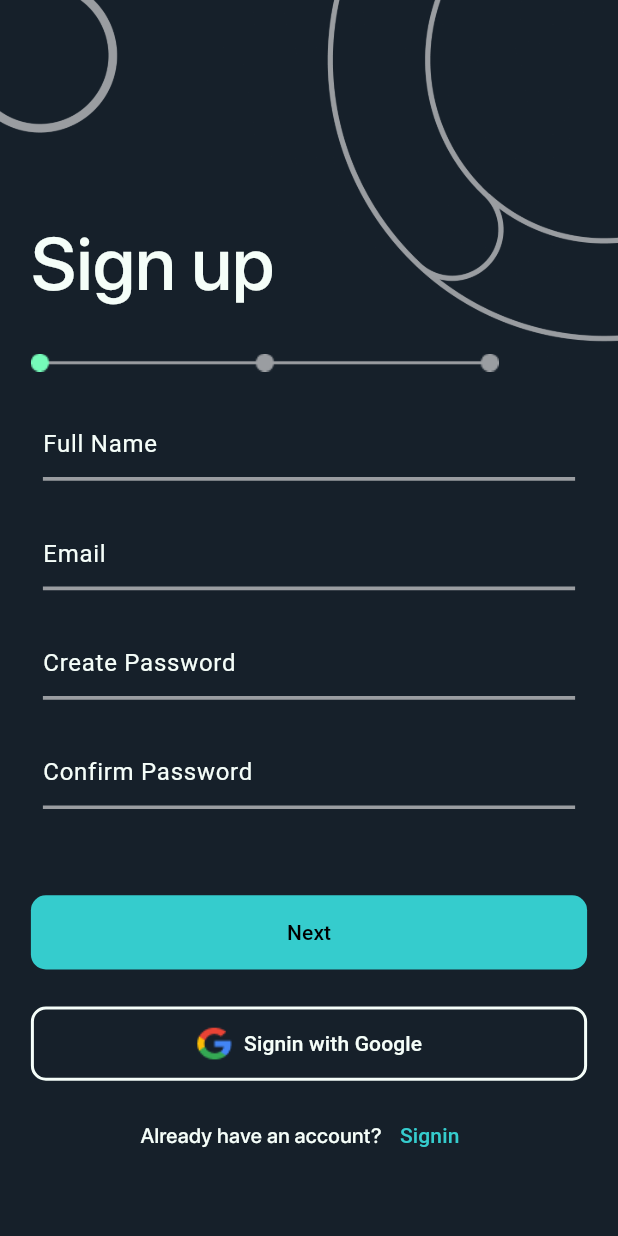
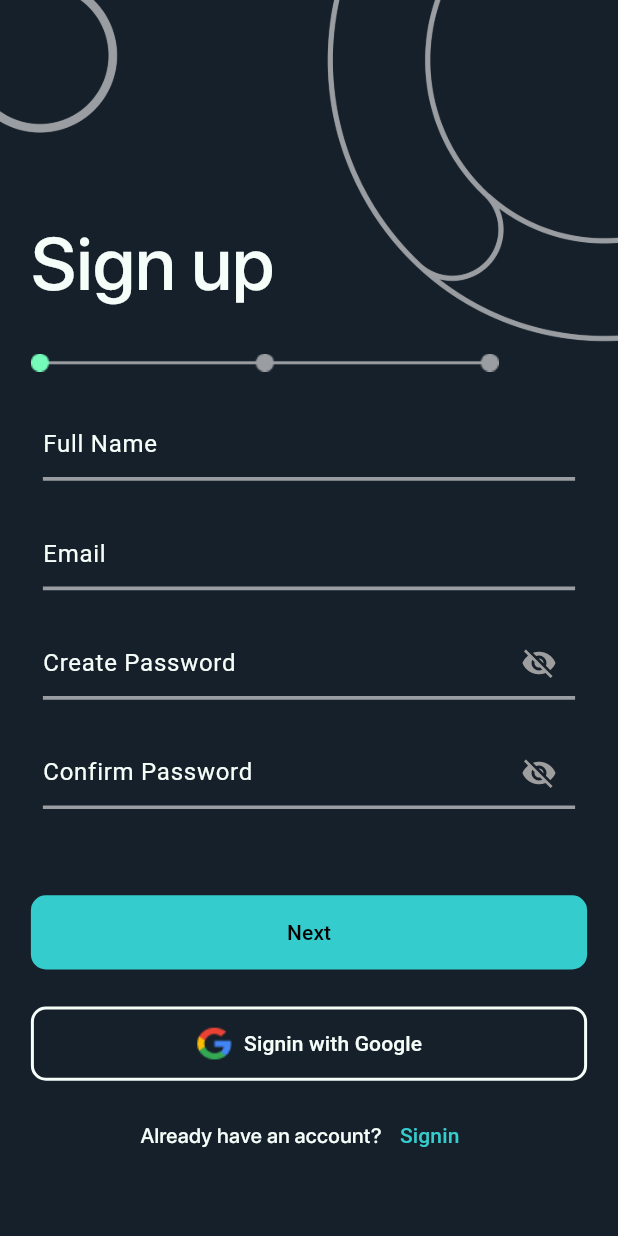
Before and after one commit to lakshya1goel/Connectify, a Flutter app: the screen it shows after launch, after a tap on "Login", after a tap on "Signup", on a phone screen of 412 x 824 dp. Run offline on Flutter 3.47's test engine with Material 3 defaults, Android fonts, the phone set to English and light mode, and no system bars; our stand-ins replace carousel_slider, flutter_dotenv, flutter_secure_storage, flutter_spinkit, go_router, google_sign_in and 3 more; project files that could hold a hidden picture were left out.

Commit message:
implement obscure password

```diff
--- a/lib/authentication/login/provider/loading_provider.dart
+++ b/lib/authentication/login/provider/loading_provider.dart
@@ -16,7 +16,7 @@ class LoadingProvider extends ChangeNotifier {
   void showCustomLoadingDialog(BuildContext context) {
     showDialog(
       context: context,
-      barrierDismissible: false, // set to false if you want to force the user to close the dialog
+      barrierDismissible: false,
       builder: (BuildContext context) {
         return CustomLoadingIndicator();
       },
@@ -24,7 +24,7 @@ class LoadingProvider extends ChangeNotifier {
   }
 
   void hideCustomLoadingDialog(BuildContext context) {
-    Navigator.of(context).pop(); // Close the dialog when you want to hide it
+    Navigator.of(context).pop();
   }
 
 }
--- a/lib/authentication/login/views/sreens/login.dart
+++ b/lib/authentication/login/views/sreens/login.dart
@@ -18,6 +18,7 @@ class LoginPage extends StatefulWidget {
 }
 
 class _LoginPageState extends State<LoginPage> {
+  bool _obscureText=true;
   TextEditingController email_controller = TextEditingController();
   TextEditingController pass_controller = TextEditingController();
   @override
@@ -76,10 +77,22 @@ class _LoginPageState extends State<LoginPage> {
                             ),
                             SizedBox(height: size.height*0.05,),
                             TextFormField(
+                              obscureText: _obscureText,
                               style: TextStyle(color: AppColors.textColor),
                               controller: pass_controller,
                               onChanged: (value) => loginProvider.setPassword(value),
                               decoration: InputDecoration(
+                                suffixIcon: GestureDetector(
+                                  onTap: (){
+                                    setState(() {
+                                      _obscureText= !_obscureText;
+                                    }
+                                    );
+                                  },
+                                  child: Icon(_obscureText ? Icons.visibility_off : Icons.visibility,
+                                    color: Colors.grey,
+                                  ),
+                                ),
                                 errorText: (loginProvider.passwordError == '')? null : loginProvider.passwordError,
                                   labelText: 'Password',
                                   labelStyle: TextStyle(color: AppColors.textColor),
--- a/lib/authentication/signup/views/screens/signup.dart
+++ b/lib/authentication/signup/views/screens/signup.dart
@@ -6,6 +6,7 @@ import 'package:go_router/go_router.dart';
 import 'package:provider/provider.dart';
 import '../../../../utils/routes/app_route_constants.dart';
 import '../../../login/provider/loading_provider.dart';
+import '../../../login/services/google_signin.dart';
 import '../../controllers/signup_controller.dart';
 import 'package:connectify/authentication/signup/controllers/validations.dart';
 
@@ -17,6 +18,8 @@ class SignupPage extends StatefulWidget {
 }
 
 class _SignupPageState extends State<SignupPage> {
+  bool _obscureTextPassword = true;
+  bool _obscureTextConfirmPassword = true;
   TextEditingController email_controller = TextEditingController();
   TextEditingController pass_controller = TextEditingController();
   TextEditingController name_controller = TextEditingController();
@@ -107,10 +110,22 @@ class _SignupPageState extends State<SignupPage> {
                               ),
                               SizedBox(height: size.height*0.03,),
                               TextFormField(
+                                obscureText: _obscureTextPassword,
                                 style: TextStyle(color: AppColors.textColor),
                                 controller: pass_controller,
                                 onChanged: (value) => signupProvider.setPassword(value),
                                 decoration: InputDecoration(
+                                  suffixIcon: GestureDetector(
+                                    onTap: (){
+                                      setState(() {
+                                        _obscureTextPassword =! _obscureTextPassword;
+                                      }
+                                      );
+                                    },
+                                    child: Icon(_obscureTextPassword ? Icons.visibility_off : Icons.visibility,
+                                      color: Colors.grey,
+                                    ),
+                                  ),
                                   errorText: (signupProvider.passwordError == '')? null : signupProvider.passwordError,
                                   labelText: 'Create Password',
                                   labelStyle: TextStyle(color: AppColors.textColor),
@@ -132,10 +147,22 @@ class _SignupPageState extends State<SignupPage> {
                               ),
                               SizedBox(height: size.height*0.03,),
                               TextFormField(
+                                obscureText: _obscureTextConfirmPassword,
                                 style: TextStyle(color: AppColors.textColor),
                                 controller: confirm_controller,
                                 onChanged: (value) => signupProvider.setConfirm(value),
                                 decoration: InputDecoration(
+                                  suffixIcon: GestureDetector(
+                                    onTap: (){
+                                      setState(() {
+                                        _obscureTextConfirmPassword =! _obscureTextConfirmPassword;
+                                      }
+                                      );
+                                    },
+                                    child: Icon(_obscureTextConfirmPassword ? Icons.visibility_off : Icons.visibility,
+                                      color: Colors.grey,
+                                    ),
+                                  ),
                                   errorText: (signupProvider.confirmError == '')? null : signupProvider.confirmError,
                                   labelText: 'Confirm Password',
                                   labelStyle: TextStyle(color: AppColors.textColor),
@@ -204,7 +231,10 @@ class _SignupPageState extends State<SignupPage> {
                       height: size.height*0.06,
                       width: size.width*0.9,
                       child: ElevatedButton(
-                          onPressed: () {},
+                          onPressed: () {
+                            print("pressed");
+                            signIn(context);
+                          },
                           child: Row(
                             mainAxisAlignment: MainAxisAlignment.center,
                             children: [
--- /dev/null
+++ b/lib/splash_screen.dart
@@ -0,0 +1,48 @@
+import 'package:connectify/utils/routes/app_route_constants.dart';
+import 'package:flutter/material.dart';
+import 'package:go_router/go_router.dart';
+
+import 'authentication/login/services/storage.dart';
+class SplashScreen extends StatefulWidget {
+  const SplashScreen({super.key});
+
+  @override
+  State<SplashScreen> createState() => _SplashScreenState();
+}
+
+class _SplashScreenState extends State<SplashScreen> {
+  final SecureStorage secureStorage = SecureStorage();
+  @override
+  Widget build(BuildContext context) {
+    Future.delayed(const Duration(milliseconds: 4000),()async{
+      context.goNamed(MyAppRouteConstants.LoginRouteName);
+      // String? token = await accessToken;
+      // if(token == null && context.mounted){
+      //   context.go('/login');
+      // }
+      // else{
+      //   bool isAuthenticated = await LoginUser().verifyToken(token!);
+      //   if(isAuthenticated && context.mounted){
+      //     context.go('/dashboard');
+      //   }
+      //   else{
+      //     context.go('/login');
+      //   }
+      // }
+    });
+    final size = MediaQuery.of(context).size;
+    return Scaffold(
+        body: Center(
+          child: Column(
+            crossAxisAlignment: CrossAxisAlignment.center,
+            mainAxisAlignment: MainAxisAlignment.center,
+            children: [
+              Image.asset("assets/images/splash_screen.png",
+                height: size.height*0.35,
+              ),
+            ],
+          ),
+        )
+    );
+  }
+}
--- a/lib/utils/routes/app_route_config.dart
+++ b/lib/utils/routes/app_route_config.dart
@@ -1,6 +1,8 @@
 import 'package:connectify/authentication/forgotPass/views/screens/successScreen.dart';
 import 'package:connectify/authentication/login/views/sreens/login.dart';
+import 'package:connectify/authentication/signup/views/screens/confirmProfilePic.dart';
 import 'package:connectify/home.dart';
+import 'package:connectify/splash_screen.dart';
 import 'package:connectify/utils/routes/app_route_constants.dart';
 import 'package:connectify/authentication/forgotPass/views/screens/forgotPasswordPage.dart';
 import 'package:connectify/authentication/signup/views/screens/otpPage.dart';
@@ -15,8 +17,15 @@ import 'package:go_router/go_router.dart';
   final GoRouter router = GoRouter(
     routes: [
       GoRoute(
+        name: MyAppRouteConstants.SplashScreenRouteName,
+        path: '/',
+        builder: (BuildContext context, GoRouterState state) {
+          return const SplashScreen();
+        },
+      ),
+      GoRoute(
         name: MyAppRouteConstants.LoginRouteName,
-        path: '/',
+        path: '/login',
         builder: (BuildContext context, GoRouterState state) {
           return const LoginPage();
         },
@@ -40,6 +49,13 @@ import 'package:go_router/go_router.dart';
                 path: 'profile_pic_selection_page/:email',
                 pageBuilder: (context, state) {
                   return MaterialPage(child: ProfilePicSelectionPage(email: state.pathParameters['email'],));
+                }
+            ),
+            GoRoute(
+                name: MyAppRouteConstants.ConfirmProfilePicRouteName,
+                path: 'confirm_profile_pic_page/:email',
+                pageBuilder: (context, state) {
+                  return MaterialPage(child: ConfirmProfilePic(email: state.pathParameters['email'],));
                 }
             )
           ],
--- a/lib/utils/routes/app_route_constants.dart
+++ b/lib/utils/routes/app_route_constants.dart
@@ -1,4 +1,5 @@
 class MyAppRouteConstants {
+  static const String SplashScreenRouteName = 'splash_screen';
   static const String LoginRouteName = 'login';
   static const String SignupRouteName = 'signup';
   static const String OTPPageRouteName = 'otp_page';
@@ -7,5 +8,6 @@ class MyAppRouteConstants {
   static const String ResetPasswordRouteName = 'reset_password_page';
   static const String ProfilePicSelectionRouteName = 'profile_pic_selection_page';
   static const String SuccessRouteName = 'success_screen';
+  static const String ConfirmProfilePicRouteName = 'confirm_profile_pic_page';
   static const String HomeRouteName = 'home';
 }
--- a/pubspec.yaml
+++ b/pubspec.yaml
@@ -47,6 +47,7 @@ dependencies:
   google_sign_in_platform_interface: ^2.4.5
   flutter_easyloading: ^3.0.5
   flutter_spinkit: ^5.2.0
+  flutter_secure_storage: ^9.0.0
 
 dev_dependencies:
   flutter_test:
```
Also changed, not shown: lib/authentication/forgotPass/views/screens/resetPasswordPage.dart (+26 -0 lines), lib/authentication/login/services/google_signin.dart (+29 -40 lines), lib/authentication/login/services/storage.dart (added, +20 -0 lines), lib/authentication/signup/views/screens/confirmProfilePic.dart (added, +194 -0 lines), assets/images/splash_screen.png (added), pubspec.lock, 6 other files.
